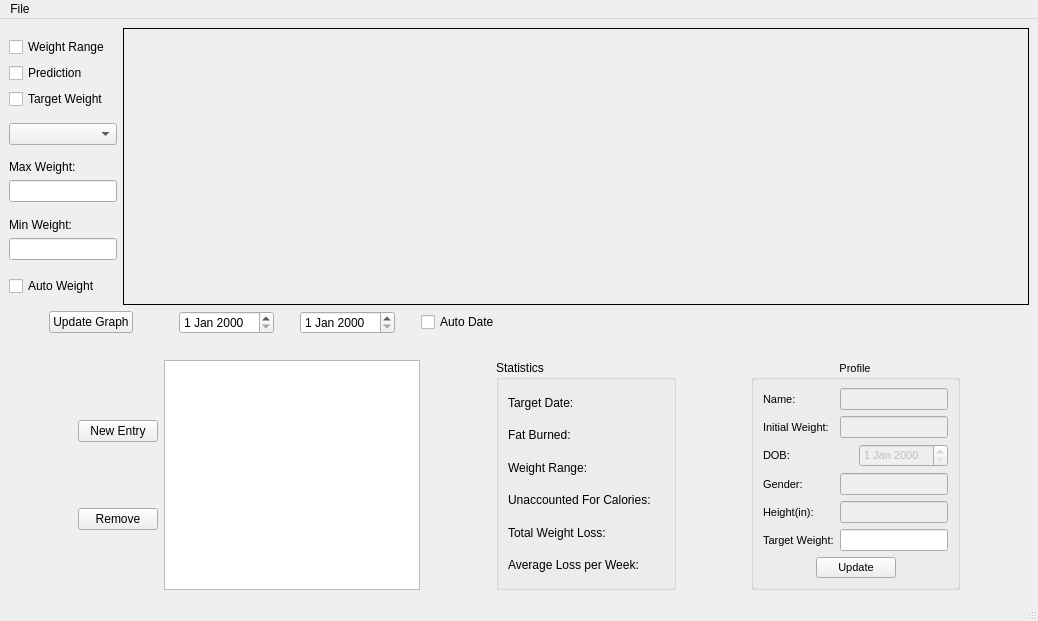
Old version of the form mainwindow.ui in the repository madmaps/HealthCalc.
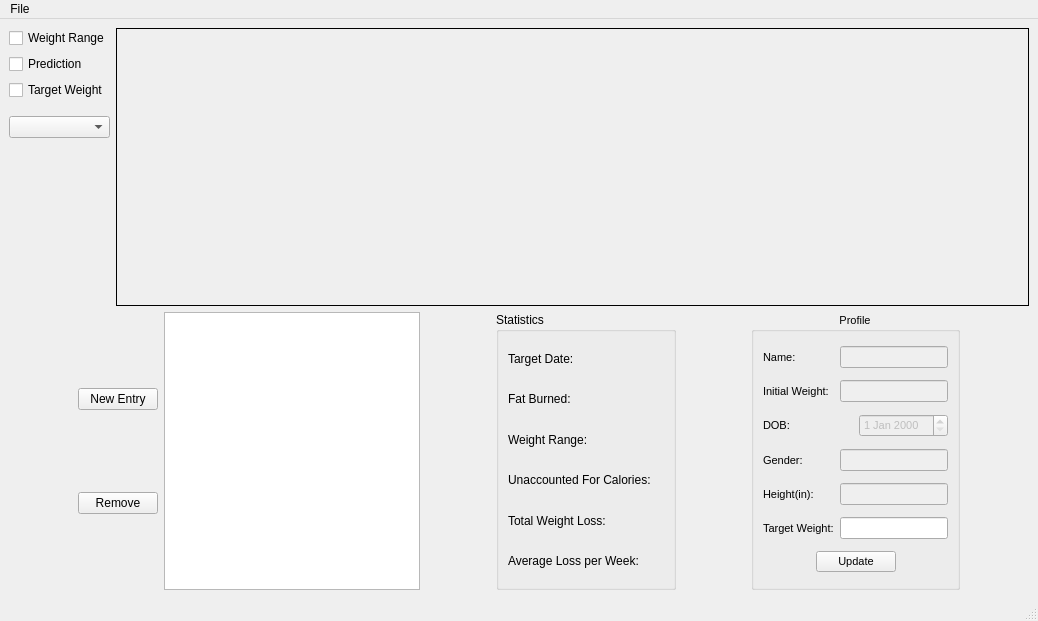
New version of the form. Custom widgets are drawn as their Qt base class.

Commit message: Adding custom states to graph

What changed in the file:
```diff
--- a/mainwindow.ui
+++ b/mainwindow.ui
@@ -25,19 +25,6 @@
      <layout class="QHBoxLayout" name="horizontalLayout">
       <item>
        <layout class="QVBoxLayout" name="verticalLayout">
-        <item>
-         <spacer name="verticalSpacer_6">
-          <property name="orientation">
-           <enum>Qt::Vertical</enum>
-          </property>
-          <property name="sizeHint" stdset="0">
-           <size>
-            <width>20</width>
-            <height>40</height>
-           </size>
-          </property>
-         </spacer>
-        </item>
         <item>
          <widget class="QCheckBox" name="weightRangeCheckbox">
           <property name="text">
@@ -64,10 +51,13 @@
           <property name="orientation">
            <enum>Qt::Vertical</enum>
           </property>
+          <property name="sizeType">
+           <enum>QSizePolicy::Fixed</enum>
+          </property>
           <property name="sizeHint" stdset="0">
            <size>
             <width>20</width>
-            <height>40</height>
+            <height>10</height>
            </size>
           </property>
          </spacer>
@@ -88,92 +78,6 @@
           </property>
          </spacer>
         </item>
-        <item>
-         <widget class="QLabel" name="label_9">
-          <property name="text">
-           <string>Max Weight:</string>
-          </property>
-         </widget>
-        </item>
-        <item>
-         <widget class="QLineEdit" name="highWeightEditBox">
-          <property name="sizePolicy">
-           <sizepolicy hsizetype="Minimum" vsizetype="Fixed">
-            <horstretch>0</horstretch>
-            <verstretch>0</verstretch>
-           </sizepolicy>
-          </property>
-         </widget>
-        </item>
-        <item>
-         <spacer name="verticalSpacer_5">
-          <property name="orientation">
-           <enum>Qt::Vertical</enum>
-          </property>
-          <property name="sizeType">
-           <enum>QSizePolicy::Fixed</enum>
-          </property>
-          <property name="sizeHint" stdset="0">
-           <size>
-            <width>20</width>
-            <height>10</height>
-           </size>
-          </property>
-         </spacer>
-        </item>
-        <item>
-         <widget class="QLabel" name="label_7">
-          <property name="text">
-           <string>Min Weight:</string>
-          </property>
-         </widget>
-        </item>
-        <item>
-         <widget class="QLineEdit" name="lowWeightEditBox">
-          <property name="sizePolicy">
-           <sizepolicy hsizetype="Minimum" vsizetype="Fixed">
-            <horstretch>0</horstretch>
-            <verstretch>0</verstretch>
-           </sizepolicy>
-          </property>
-         </widget>
-        </item>
-        <item>
-         <spacer name="verticalSpacer_4">
-          <property name="orientation">
-           <enum>Qt::Vertical</enum>
-          </property>
-          <property name="sizeType">
-           <enum>QSizePolicy::Fixed</enum>
-          </property>
-          <property name="sizeHint" stdset="0">
-           <size>
-            <width>20</width>
-            <height>10</height>
-           </size>
-          </property>
-         </spacer>
-        </item>
-        <item>
-         <widget class="QCheckBox" name="autoWeightCheckBox">
-          <property name="text">
-           <string>Auto Weight</string>
-          </property>
-         </widget>
-        </item>
-        <item>
-         <spacer name="verticalSpacer_3">
-          <property name="orientation">
-           <enum>Qt::Vertical</enum>
-          </property>
-          <property name="sizeHint" stdset="0">
-           <size>
-            <width>20</width>
-            <height>40</height>
-           </size>
-          </property>
-         </spacer>
-        </item>
        </layout>
       </item>
       <item>
@@ -194,123 +98,6 @@
       </item>
      </layout>
     </item>
-    <item>
-     <layout class="QHBoxLayout" name="horizontalLayout_2">
-      <item>
-       <spacer name="horizontalSpacer_2">
-        <property name="orientation">
-         <enum>Qt::Horizontal</enum>
-        </property>
-        <property name="sizeType">
-         <enum>QSizePolicy::Fixed</enum>
-        </property>
-        <property name="sizeHint" stdset="0">
-         <size>
-          <width>40</width>
-          <height>20</height>
-         </size>
-        </property>
-       </spacer>
-      </item>
-      <item>
-       <widget class="QPushButton" name="updateGraphButton">
-        <property name="text">
-         <string>Update Graph</string>
-        </property>
-       </widget>
-      </item>
-      <item>
-       <spacer name="horizontalSpacer_3">
-        <property name="orientation">
-         <enum>Qt::Horizontal</enum>
-        </property>
-        <property name="sizeType">
-         <enum>QSizePolicy::Fixed</enum>
-        </property>
-        <property name="sizeHint" stdset="0">
-         <size>
-          <width>40</width>
-          <height>20</height>
-         </size>
-        </property>
-       </spacer>
-      </item>
-      <item>
-       <widget class="QDateEdit" name="startDateEditBox"/>
-      </item>
-      <item>
-       <spacer name="horizontalSpacer_7">
-        <property name="orientation">
-         <enum>Qt::Horizontal</enum>
-        </property>
-        <property name="sizeType">
-         <enum>QSizePolicy::Fixed</enum>
-        </property>
-        <property name="sizeHint" stdset="0">
-         <size>
-          <width>20</width>
-          <height>20</height>
-         </size>
-        </property>
-       </spacer>
-      </item>
-      <item>
-       <widget class="QDateEdit" name="endDateEditBox"/>
-      </item>
-      <item>
-       <spacer name="horizontalSpacer_8">
-        <property name="orientation">
-         <enum>Qt::Horizontal</enum>
-        </property>
-        <property name="sizeType">
-         <enum>QSizePolicy::Fixed</enum>
-        </property>
-        <property name="sizeHint" stdset="0">
-         <size>
-          <width>20</width>
-          <height>20</height>
-         </size>
-        </property>
-       </spacer>
-      </item>
-      <item>
-       <widget class="QCheckBox" name="autoDateCheckBox">
-        <property name="text">
-         <string>Auto Date</string>
-        </property>
-       </widget>
-      </item>
-      <item>
-       <spacer name="horizontalSpacer_11">
-        <property name="orientation">
-         <enum>Qt::Horizontal</enum>
-        </property>
-        <property name="sizeHint" stdset="0">
-         <size>
-          <width>40</width>
-          <height>20</height>
-         </size>
-        </property>
-       </spacer>
-      </item>
-     </layout>
-    </item>
-    <item>
-     <spacer name="verticalSpacer">
-      <property name="orientation">
-       <enum>Qt::Vertical</enum>
-      </property>
-      <property name="sizeType">
-       <enum>QSizePolicy::Minimum</enum>
-      </property>
-      <property name="sizeHint" stdset="0">
-       <size>
-        <width>20</width>
-        <height>20</height>
-       </size>
-      </property>
-     </spacer>
-    </item>
     <item>
      <layout class="QHBoxLayout" name="horizontalLayout_3">
       <item>
@@ -384,6 +171,50 @@
            </item>
            <item>
             <widget class="QLabel" name="estDateWeightLossLabel">
+             <property name="palette">
+              <palette>
+               <active>
+                <colorrole role="WindowText">
+                 <brush brushstyle="SolidPattern">
+                  <color alpha="255">
+                   <red>240</red>
+                   <green>0</green>
+                   <blue>4</blue>
+                  </color>
+                 </brush>
+                </colorrole>
+               </active>
+               <inactive>
+                <colorrole role="WindowText">
+                 <brush brushstyle="SolidPattern">
+                  <color alpha="255">
+                   <red>240</red>
+                   <green>0</green>
+                   <blue>4</blue>
+                  </color>
+                 </brush>
+                </colorrole>
+               </inactive>
+               <disabled>
+                <colorrole role="WindowText">
+                 <brush brushstyle="SolidPattern">
+                  <color alpha="255">
+                   <red>120</red>
+                   <green>120</green>
+                   <blue>120</blue>
+                  </color>
+                 </brush>
+                </colorrole>
+               </disabled>
+              </palette>
+             </property>
+             <property name="font">
+              <font>
+               <pointsize>12</pointsize>
+               <weight>75</weight>
+               <bold>true</bold>
+              </font>
+             </property>
              <property name="text">
               <string/>
              </property>
```
Left out of the diff: 2 changed lines with no effect on the pictures. The commit also changes 5 other files.
